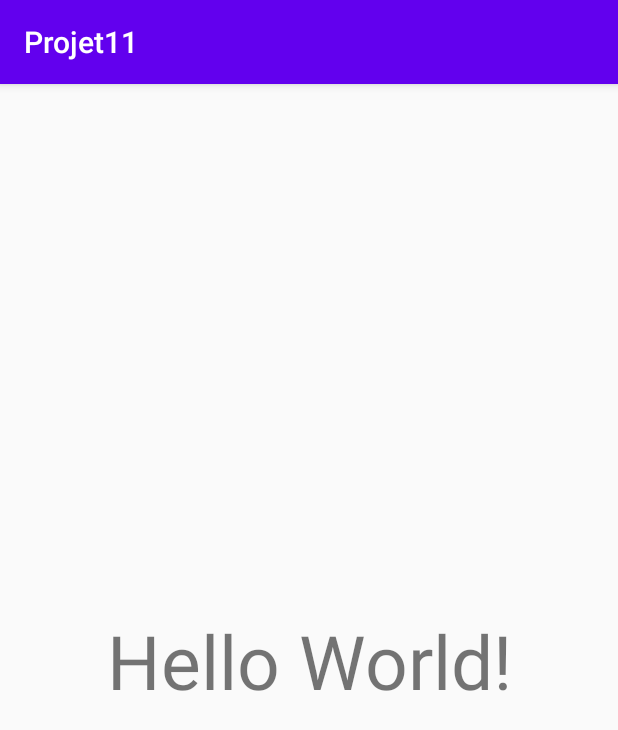
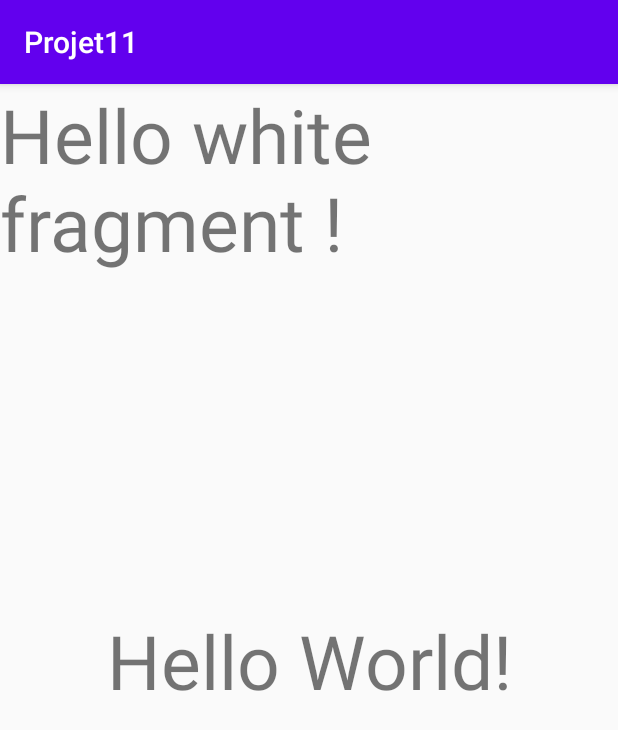
Before and after one commit to jfv34/projet11, an Android app: the screen it shows after launch (MainActivity), on a phone screen of 412 x 824 dp. Shown: the top 730 px of the screen. Run offline under Robolectric (Android 15) with nearby library versions, the phone set to English and light mode, and no system bars; our stand-ins replace Firebase (no records; nobody signed in at launch, a user with empty details on screens opened directly); libraries missing offline, so code that uses them is left out: com.firebase.ui; 2 statements that could not run were skipped.

Commit message:
ad white fragment

```diff
--- /dev/null
+++ b/app/src/main/java/com/vincler/jf/projet11/ui/FindTheWord/FindTheWordFragment.java
@@ -0,0 +1,21 @@
+package com.vincler.jf.projet11.ui.FindTheWord;
+
+import android.os.Bundle;
+import android.view.LayoutInflater;
+import android.view.View;
+import android.view.ViewGroup;
+
+import androidx.fragment.app.Fragment;
+
+import com.vincler.jf.projet11.R;
+
+public class FindTheWordFragment extends Fragment {
+    public static FindTheWordFragment newInstance() {
+        return new FindTheWordFragment();
+    }
+    @Override
+    public View onCreateView(LayoutInflater inflater, ViewGroup container, Bundle savedInstanceState) {
+        View root = inflater.inflate(R.layout.fragment_findtheword, container, false);
+        return root;
+    }
+}
--- /dev/null
+++ b/app/src/main/java/com/vincler/jf/projet11/ui/FindTheWord/FindTheWordViewModel.java
@@ -0,0 +1,4 @@
+package com.vincler.jf.projet11.ui.FindTheWord;
+
+public class FindTheWordViewModel {
+}
--- a/app/src/main/java/com/vincler/jf/projet11/ui/main/MainActivity.java
+++ b/app/src/main/java/com/vincler/jf/projet11/ui/main/MainActivity.java
@@ -3,13 +3,15 @@ package com.vincler.jf.projet11.ui.main;
 import android.os.Bundle;
 
 import androidx.appcompat.app.AppCompatActivity;
+import androidx.fragment.app.Fragment;
 import androidx.lifecycle.ViewModelProvider;
 
 import com.firebase.ui.auth.AuthUI;
 import com.google.firebase.auth.FirebaseAuth;
 import com.google.firebase.auth.FirebaseUser;
 import com.vincler.jf.projet11.R;
-import com.vincler.jf.projet11.api.InsertInitialData;
+import com.vincler.jf.projet11.ui.FindTheWord.FindTheWordFragment;
+import com.vincler.jf.projet11.utils.Utils;
 
 import java.util.Arrays;
 import java.util.List;
@@ -27,8 +29,11 @@ public class MainActivity extends AppCompatActivity {
         mainActivityViewModel = new ViewModelProvider(this).get(MainActivityViewModel.class);
 
         configureFirebase();
+        // InsertInitialData.createInitialData();     // for insert initial data
 
-        // InsertInitialData.createInitialData();     // for insert initial data
+
+        Fragment findTheWordFragment = FindTheWordFragment.newInstance();
+        Utils.addFragment(this, findTheWordFragment);
 
 
     }
--- /dev/null
+++ b/app/src/main/java/com/vincler/jf/projet11/utils/Utils.java
@@ -0,0 +1,17 @@
+package com.vincler.jf.projet11.utils;
+
+import android.content.res.Configuration;
+
+import androidx.fragment.app.Fragment;
+import androidx.fragment.app.FragmentActivity;
+import androidx.fragment.app.FragmentTransaction;
+
+import com.vincler.jf.projet11.R;
+
+public class Utils {
+    public static void addFragment(FragmentActivity activity, Fragment fragment) {
+        FragmentTransaction transaction = activity.getSupportFragmentManager().beginTransaction();
+        transaction.add(R.id.activity_main_constraintLayout, fragment).addToBackStack(fragment.getClass().getName()).commit();
+    }
+
+}
--- a/app/src/main/res/layout/activity_main.xml
+++ b/app/src/main/res/layout/activity_main.xml
@@ -2,6 +2,7 @@
 <androidx.constraintlayout.widget.ConstraintLayout xmlns:android="http://schemas.android.com/apk/res/android"
     xmlns:app="http://schemas.android.com/apk/res-auto"
     xmlns:tools="http://schemas.android.com/tools"
+    android:id="@+id/activity_main_constraintLayout"
     android:layout_width="match_parent"
     android:layout_height="match_parent"
     tools:context=".ui.main.MainActivity">
--- /dev/null
+++ b/app/src/main/res/layout/fragment_findtheword.xml
@@ -0,0 +1,13 @@
+<?xml version="1.0" encoding="utf-8"?>
+<LinearLayout xmlns:android="http://schemas.android.com/apk/res/android"
+    android:layout_width="match_parent"
+    android:layout_height="match_parent">
+
+    <TextView
+        android:layout_width="match_parent"
+        android:layout_height="match_parent"
+        android:text="Hello white fragment !"
+        android:textSize="50dp" />
+
+
+</LinearLayout>
```
